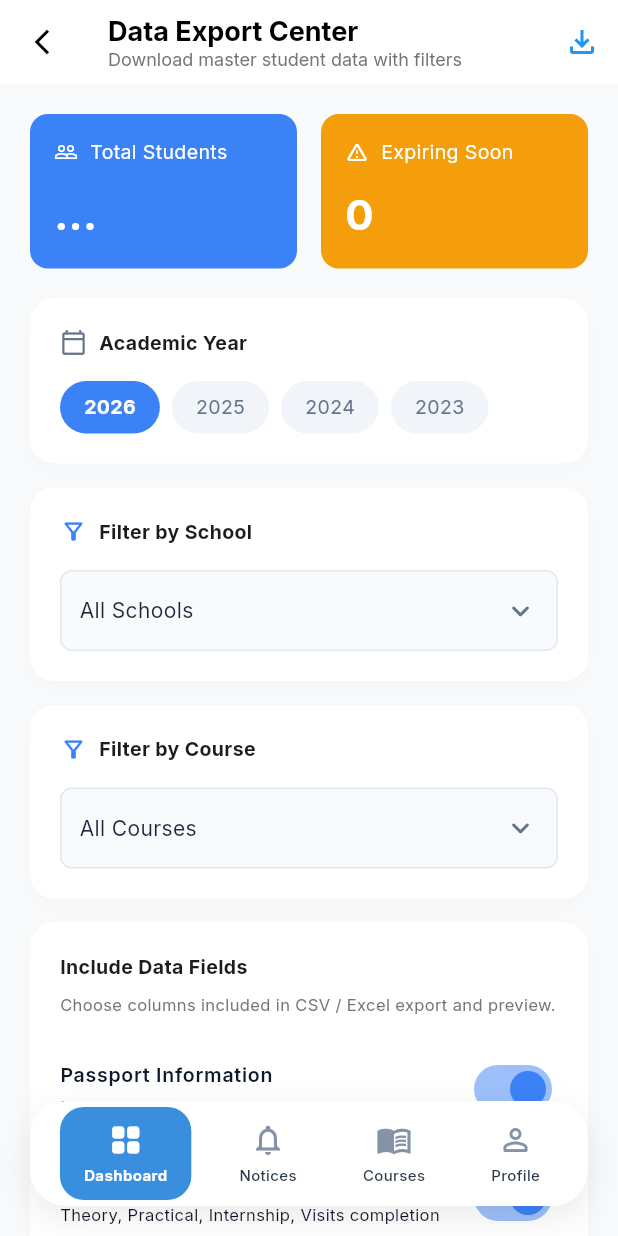
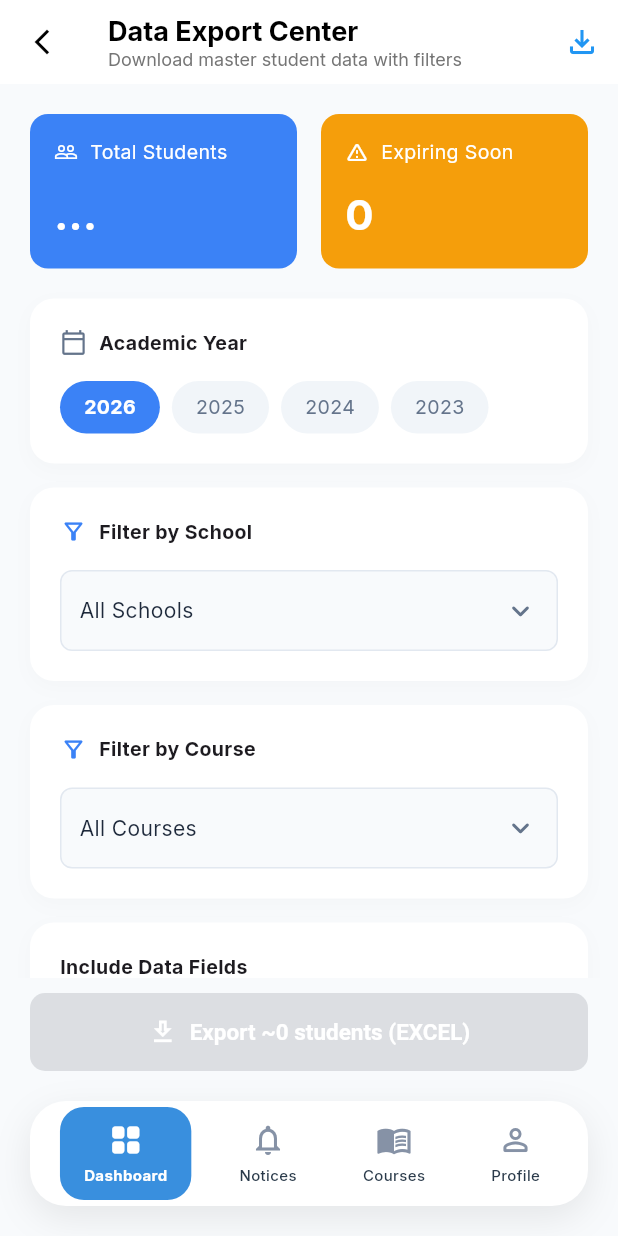
Before and after one commit to kalilinux78610-maker/GTTP, a Flutter app: the DataExportCenterScreen screen opened by its route, on a phone screen of 412 x 824 dp. Run offline on Flutter 3.47's test engine with Material 3 defaults, Android fonts, the light colour scheme and no system bars; our stand-ins replace cached_network_image, chewie, connectivity_plus, csv, dio, dotted_border and 14 more; missing offline and left inert: flutter_pdfview; accounts and stored records are empty; network calls fail.

Commit message:
fix: make export button sticky at bottom to avoid bottom nav bar overlap

```diff
--- a/lib/features/reports/presentation/screens/data_export_screen.dart
+++ b/lib/features/reports/presentation/screens/data_export_screen.dart
@@ -287,7 +287,10 @@ class _DataExportCenterScreenState extends ConsumerState<DataExportCenterScreen>
       ),
       body: Stack(
         children: [
-          RefreshIndicator(
+          Column(
+            children: [
+              Expanded(
+                child: RefreshIndicator(
                   onRefresh: () async {
                     await _refreshExportData();
                   },
@@ -395,17 +398,24 @@ class _DataExportCenterScreenState extends ConsumerState<DataExportCenterScreen>
                           ),
                         if (_showPreview) const SizedBox(height: 20),
                         _buildSummarySection(totalStudents, rowEst, estimatedSize),
-                  const SizedBox(height: 24),
-                  _buildExportButton(
+                      ],
+                    ),
+                  ),
+                ),
+              ),
+              SafeArea(
+                top: false,
+                child: Padding(
+                  padding: const EdgeInsets.only(left: 20, right: 20, bottom: 20, top: 10),
+                  child: _buildExportButton(
                     totalStudents,
                     apiTotal,
                     rowEst,
                     filteredStudents,
                   ),
-                  const SizedBox(height: 100),
-                ],
                 ),
               ),
+            ],
           ),
           if (ref.watch(exportProvider).isLoading)
             Container(
```
Lines whose indentation alone changed are shown as unchanged.
